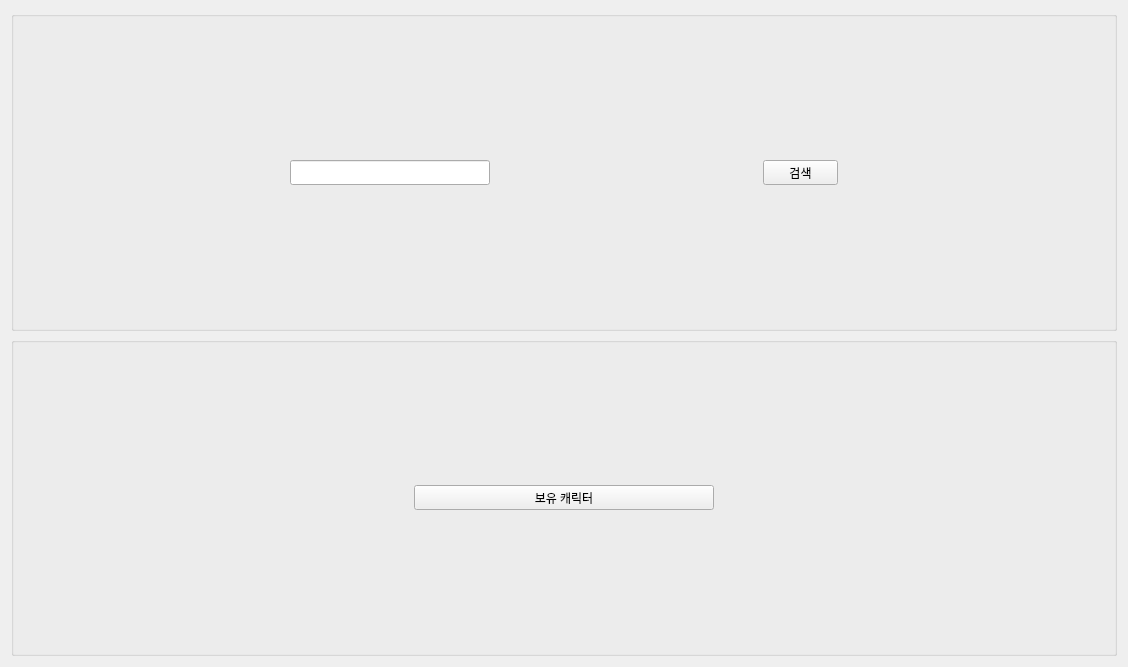
Qt form tools/character_search/character_search.ui (Wseop/Qt_LoaTools) before a commit.
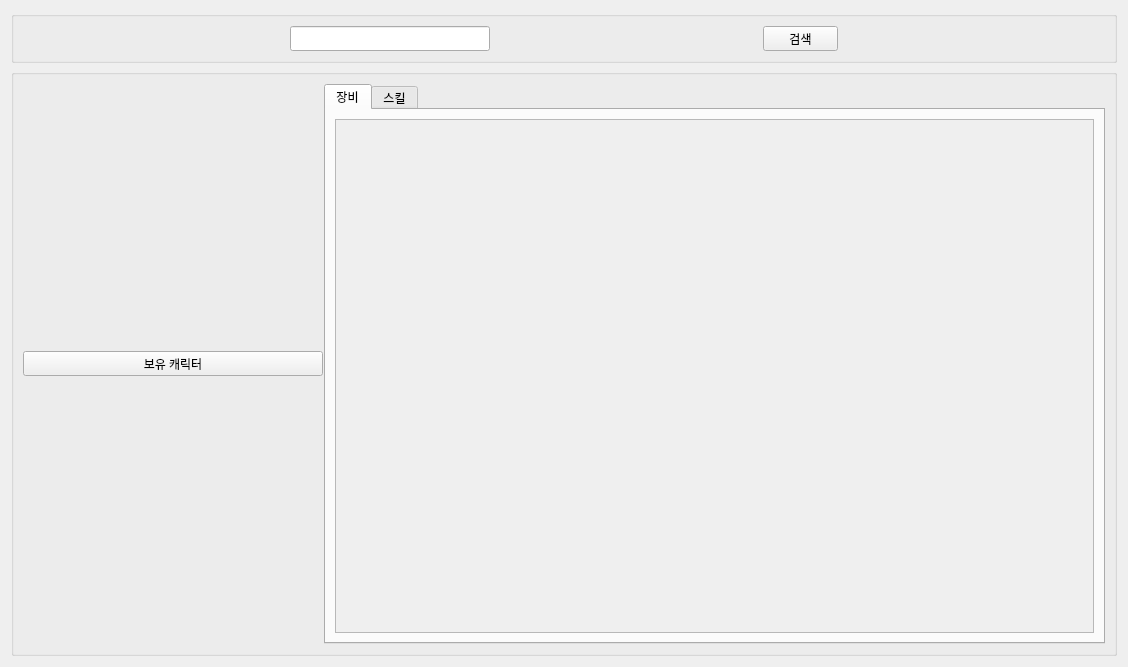
The same form after that commit.

Commit message: FEAT:Add ScrollArea

Patch:
```diff
--- a/tools/character_search/character_search.ui
+++ b/tools/character_search/character_search.ui
@@ -102,10 +102,81 @@
          </layout>
         </item>
         <item>
-         <layout class="QVBoxLayout" name="vLayoutEquip"/>
-        </item>
-        <item>
-         <layout class="QVBoxLayout" name="vLayoutAccessory"/>
+         <widget class="QTabWidget" name="tabCharacter">
+          <property name="currentIndex">
+           <number>0</number>
+          </property>
+          <widget class="QWidget" name="tab">
+           <attribute name="title">
+            <string>장비</string>
+           </attribute>
+           <layout class="QHBoxLayout" name="hLayoutTabCharacter">
+            <property name="spacing">
+             <number>1</number>
+            </property>
+            <item>
+             <widget class="QScrollArea" name="scrollArea">
+              <property name="widgetResizable">
+               <bool>true</bool>
+              </property>
+              <widget class="QWidget" name="scrollAreaWidgetContents">
+               <property name="geometry">
+                <rect>
+                 <x>0</x>
+                 <y>0</y>
+                 <width>759</width>
+                 <height>527</height>
+                </rect>
+               </property>
+               <layout class="QHBoxLayout" name="hLayoutCharacterScroll">
+                <property name="spacing">
+                 <number>1</number>
+                </property>
+                <item>
+                 <layout class="QVBoxLayout" name="vLayoutEquip">
+                  <property name="spacing">
+                   <number>0</number>
+                  </property>
+                 </layout>
+                </item>
+                <item>
+                 <layout class="QVBoxLayout" name="vLayoutAccessory">
+                  <property name="spacing">
+                   <number>0</number>
+                  </property>
+                 </layout>
+                </item>
+               </layout>
+              </widget>
+             </widget>
+            </item>
+           </layout>
+          </widget>
+          <widget class="QWidget" name="tab_2">
+           <attribute name="title">
+            <string>스킬</string>
+           </attribute>
+           <layout class="QVBoxLayout" name="verticalLayout">
+            <item>
+             <widget class="QScrollArea" name="scrollArea_2">
+              <property name="widgetResizable">
+               <bool>true</bool>
+              </property>
+              <widget class="QWidget" name="scrollAreaWidgetContents_2">
+               <property name="geometry">
+                <rect>
+                 <x>0</x>
+                 <y>0</y>
+                 <width>759</width>
+                 <height>527</height>
+                </rect>
+               </property>
+              </widget>
+             </widget>
+            </item>
+           </layout>
+          </widget>
+         </widget>
         </item>
        </layout>
       </widget>
```
The commit also changes 3 other files.
